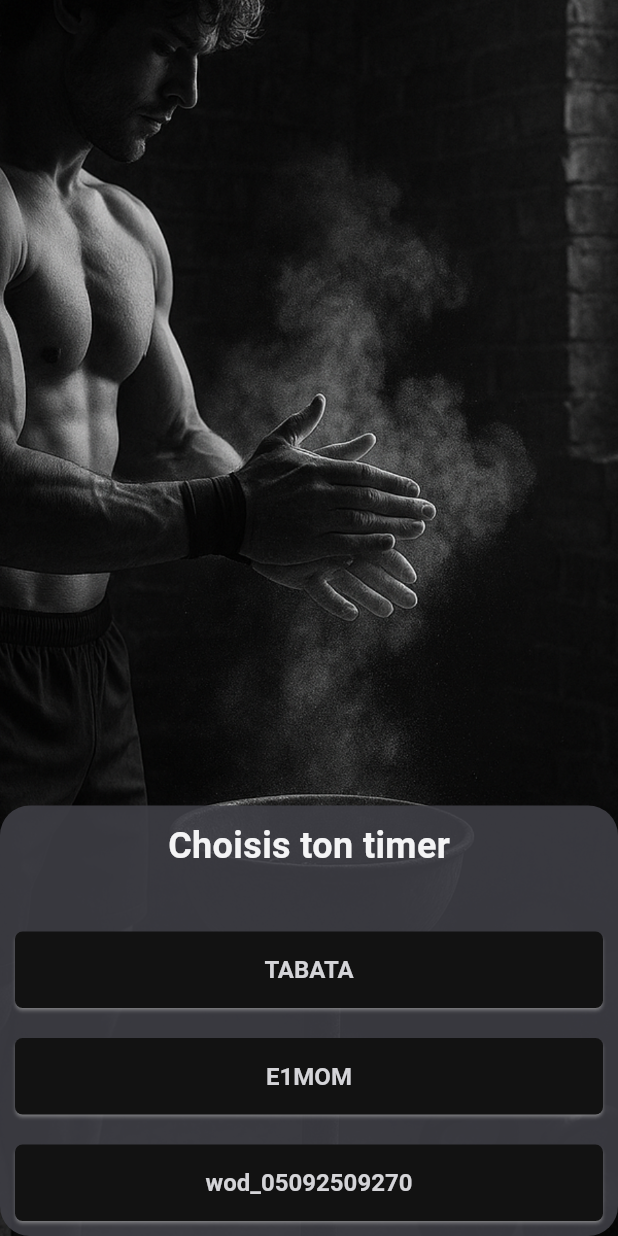
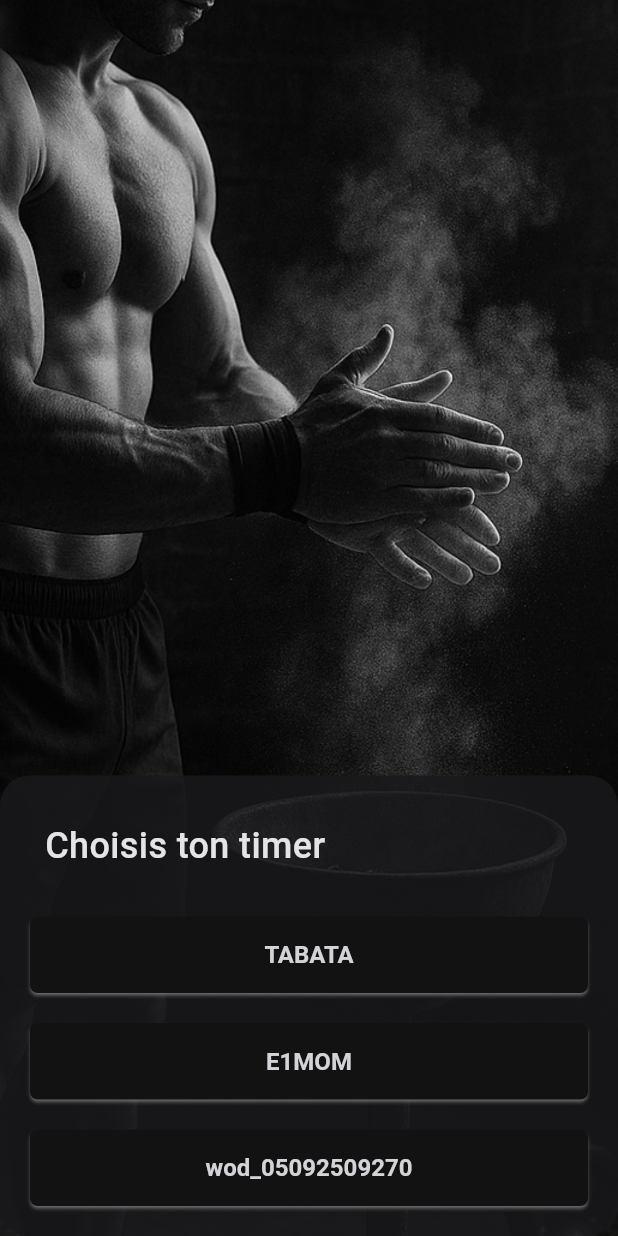
Before and after one commit to afekhar/hiitimer, a Flutter app: the screen it shows after launch, on a phone screen of 412 x 824 dp. Run offline on Flutter 3.47's test engine with Material 3 defaults, Android fonts, the phone set to English and light mode, and no system bars; our stand-ins replace audioplayers, wakelock_plus.

Commit message:
Some cosmetic enhancements to Home

```diff
--- a/lib/home.dart
+++ b/lib/home.dart
@@ -203,25 +203,24 @@ class _HomeState extends State<Home> {
                               MainAxisAlignment.end, // aligne en bas
                           children: [
                             Container(
-                              // padding: const EdgeInsets.all(60.0),
+                              padding: EdgeInsets.all(10.0),
                               decoration: BoxDecoration(
-                                color: primary700.withAlpha(225),
+                                color: primary900.withAlpha(220),
                                 borderRadius: BorderRadius.circular(20.0),
                               ),
                               child: Column(
+                                crossAxisAlignment: CrossAxisAlignment.start,
                                 children: [
                                   Padding(
                                     padding: const EdgeInsets.symmetric(
-                                        vertical: 10.0),
+                                        vertical: 20.0, horizontal: 20.0),
                                     child: Text(
                                       'Choisis ton timer',
                                       style: TextStyle(
                                           fontSize: 24,
-                                          fontWeight: FontWeight.w700),
+                                          fontWeight: FontWeight.w500,
+                                          color: primary200),
                                     ),
-                                  ),
-                                  SizedBox(
-                                    height: 20,
                                   ),
                                   ...wods.map(
                                     (wod) => Padding(
@@ -243,39 +242,6 @@ class _HomeState extends State<Home> {
                   );
                 },
               ),
-              // Column(
-              //   mainAxisAlignment: MainAxisAlignment.end,
-              //   children: [
-              //     Container(
-              //       color: Colors.red,
-              //       child: ListView(
-              //         shrinkWrap: true,
-              //         children: [
-              //           Padding(
-              //             padding: const EdgeInsets.symmetric(vertical: 10.0),
-              //             child: Text(
-              //               'Choisis ton timer',
-              //               style: TextStyle(
-              //                   fontSize: 24, fontWeight: FontWeight.w700),
-              //             ),
-              //           ),
-              //           SizedBox(
-              //             height: 20,
-              //           ),
-              //           ...wods.map(
-              //             (wod) => Padding(
-              //               padding: EdgeInsets.all(10.0),
-              //               child: ElevatedButton(
-              //                 onPressed: () => launchChrono(context, wod),
-              //                 child: Text(wod.name),
-              //               ),
-              //             ),
-              //           ),
-              //         ],
-              //       ),
-              //     ),
-              //   ],
-              // ),
             ],
           ),
         ),
```
Also changed, not shown: assets/images/bg/3.0x/home.png.
